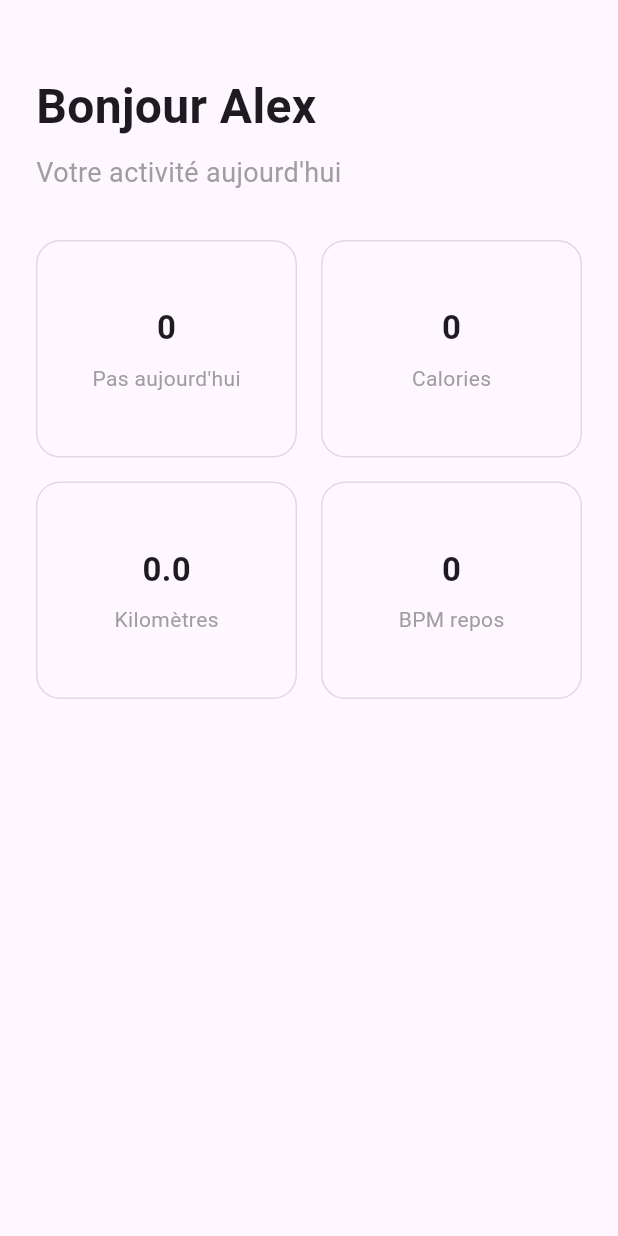
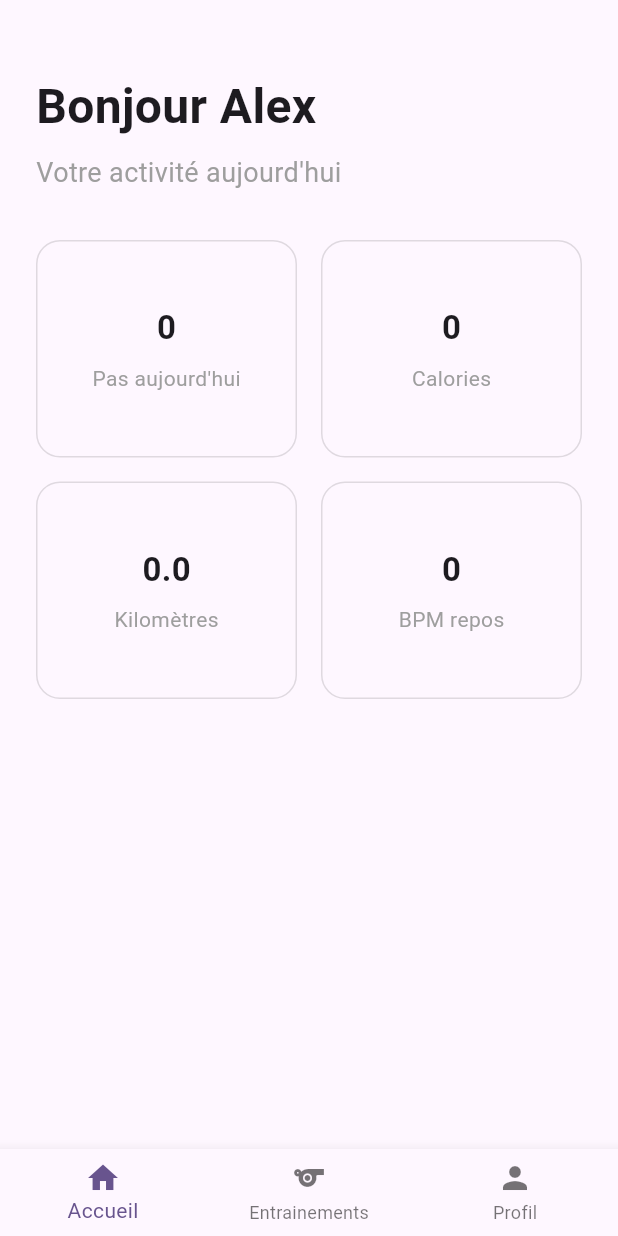
Before and after one commit to ferum-pdg/mobile-app, a Flutter app: the screen it shows after launch, on a phone screen of 412 x 824 dp. Run offline on Flutter 3.47's test engine with Material 3 defaults, Android fonts, the phone set to English and light mode, and no system bars; missing offline and left inert: health.

Commit message:
feat: begin bottom nav bar

```diff
--- a/lib/main.dart
+++ b/lib/main.dart
@@ -1,8 +1,6 @@
 import 'package:flutter/material.dart';
 
-import './pages/profile.dart';
-import './pages/home.dart';
-
+import './widgets/bottomNav.dart';
 
 void main() {
   runApp(const MyApp());
@@ -20,7 +18,7 @@ class MyApp extends StatelessWidget {
       theme: ThemeData(
         colorScheme: ColorScheme.fromSeed(seedColor: Colors.deepPurple),
       ),
-      home: const MyHomePage(title: 'Steps Counter'),
+      home: BottomNav(),
     );
   }
 }
--- a/lib/pages/home.dart
+++ b/lib/pages/home.dart
@@ -1,9 +1,9 @@
+import 'package:ferum/pages/profile.dart';
 import 'package:flutter/material.dart';
 import 'package:health/health.dart';
 
 class MyHomePage extends StatefulWidget {
-  const MyHomePage({super.key, required this.title});
-  final String title;
+  const MyHomePage({super.key});
 
   @override
   State<MyHomePage> createState() => _MyHomePageState();
@@ -141,6 +141,7 @@ class _MyHomePageState extends State<MyHomePage> {
             ],
           ),
         ),
+
       ),
     );
   }
--- /dev/null
+++ b/lib/widgets/bottomNav.dart
@@ -0,0 +1,58 @@
+import 'package:flutter/material.dart';
+import '../pages/profile.dart';
+import '../pages/home.dart';
+
+class BottomNav extends StatefulWidget {
+  BottomNav({super.key});
+
+  @override
+  State<BottomNav> createState() => _BottomNavState();
+}
+
+class _BottomNavState extends State<BottomNav> {
+  int selectedIndex = 0;
+
+  PageController pageController = PageController();
+
+  void onTapped(int index){
+    setState(() {
+      selectedIndex = index;
+    });
+    pageController.jumpToPage(index);
+  }
+
+  @override
+  Widget build(BuildContext context) {
+    return Scaffold(
+      body: PageView(
+        controller: pageController,
+        children: [
+          MyHomePage(),
+          ProfilePage()
+        ],
+      ),
+      bottomNavigationBar: BottomNavigationBar(
+        currentIndex: selectedIndex,
+        type: BottomNavigationBarType.fixed,
+        items: [
+          BottomNavigationBarItem(
+            icon: Icon(Icons.home),
+            label: 'Accueil',
+            backgroundColor: Colors.blue
+          ),
+          BottomNavigationBarItem(
+            icon: Icon(Icons.sports),
+            label: 'Entrainements',
+            backgroundColor: Colors.blue
+          ),
+          BottomNavigationBarItem(
+            icon: Icon(Icons.person),
+            label: 'Profil',
+            backgroundColor: Colors.blue
+          ),
+        ],
+        onTap: onTapped,
+      ),
+    );
+  }
+}
```
